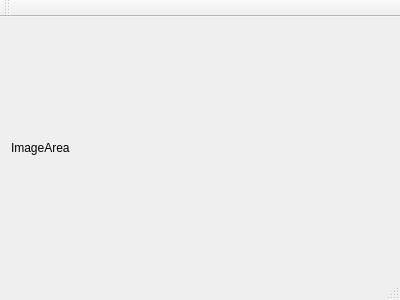
First picture: the form in TesseractTrainer.ui, repository DaikiMaekawa/marshmallow-tesseract-trainer, before the edit.
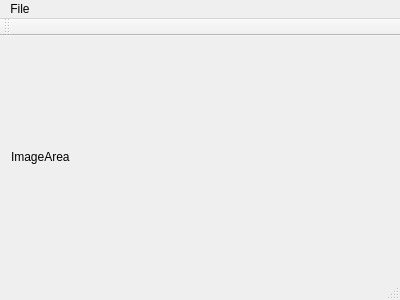
Second picture: the form after the edit.

```diff
--- a/TesseractTrainer.ui
+++ b/TesseractTrainer.ui
@@ -33,6 +33,14 @@
      <height>25</height>
     </rect>
    </property>
+   <widget class="QMenu" name="menuFile">
+    <property name="title">
+     <string>File</string>
+    </property>
+    <addaction name="actionLoad"/>
+    <addaction name="actionSave"/>
+   </widget>
+   <addaction name="menuFile"/>
   </widget>
   <widget class="QToolBar" name="mainToolBar">
    <attribute name="toolBarArea">
```
Left out of the diff: 10 changed lines with no effect on the pictures.
